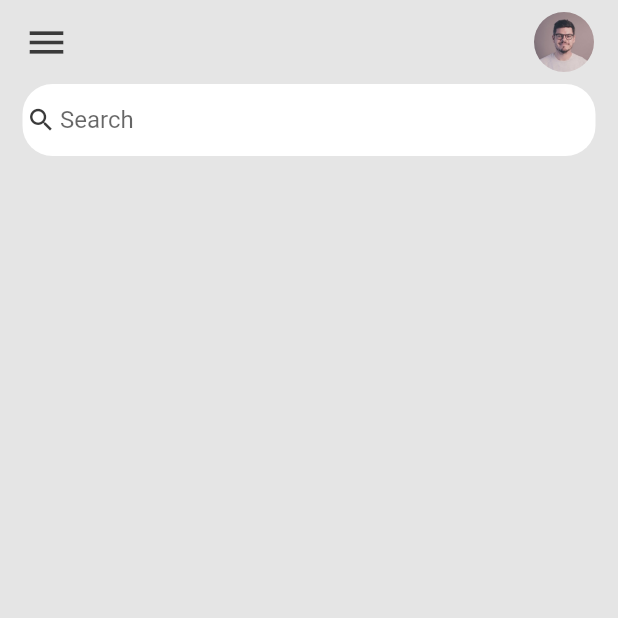
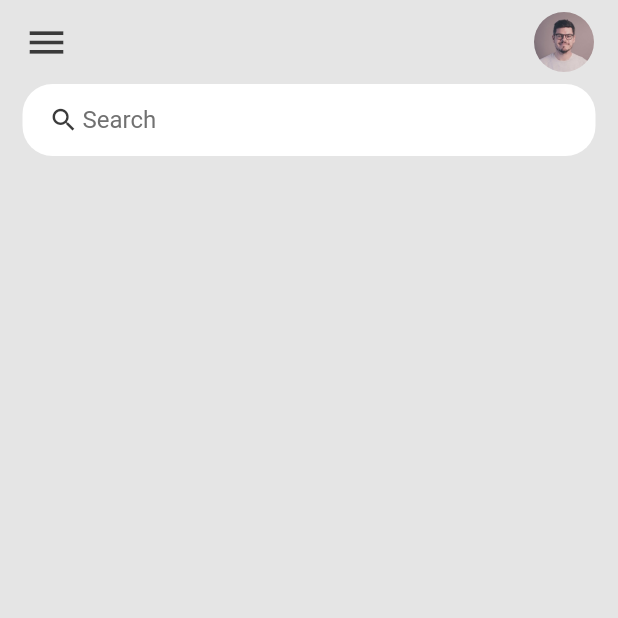
Before and after one commit to rubayet211/Flutter_To-Do_App, a Flutter app: the screen it shows after launch, on a phone screen of 412 x 824 dp, the top half of it. Run offline on Flutter 3.47's test engine with Material 2 defaults, Android fonts, the phone set to English and light mode, and no system bars.

Commit message:
6th commit

```diff
--- a/lib/constants/colors.dart
+++ b/lib/constants/colors.dart
@@ -2,3 +2,4 @@ import 'package:flutter/material.dart';
 
 const Color tdBGColor = Color(0xFFE5E5E5);
 const Color tdBlack = Color(0xFF3A3A3A);
+const Color tdGrey = Color(0xFF717171);
--- a/lib/screens/home.dart
+++ b/lib/screens/home.dart
@@ -12,7 +12,15 @@ class Home extends StatelessWidget {
       body: Container(
         padding: EdgeInsets.symmetric(horizontal: 15),
         child: Column(children: [
-          Container(
+          searchBox(),
+        ]),
+      ),
+    );
+  }
+
+  Widget searchBox() {
+    return Container(
+      padding: EdgeInsets.symmetric(horizontal: 15),
       decoration: BoxDecoration(
         color: Colors.white,
         borderRadius: BorderRadius.circular(20),
@@ -25,14 +33,12 @@ class Home extends StatelessWidget {
               color: tdBlack,
               size: 20,
             ),
-                prefixIconConstraints:
-                    BoxConstraints(maxHeight: 20, minWidth: 25),
+            prefixIconConstraints: BoxConstraints(maxHeight: 20, minWidth: 25),
             border: InputBorder.none,
             hintText: 'Search',
-              ),
-            ),
-          )
-        ]),
+            hintStyle: TextStyle(
+              color: tdGrey,
+            )),
       ),
     );
   }
```
Lines whose indentation alone changed are shown as unchanged.
